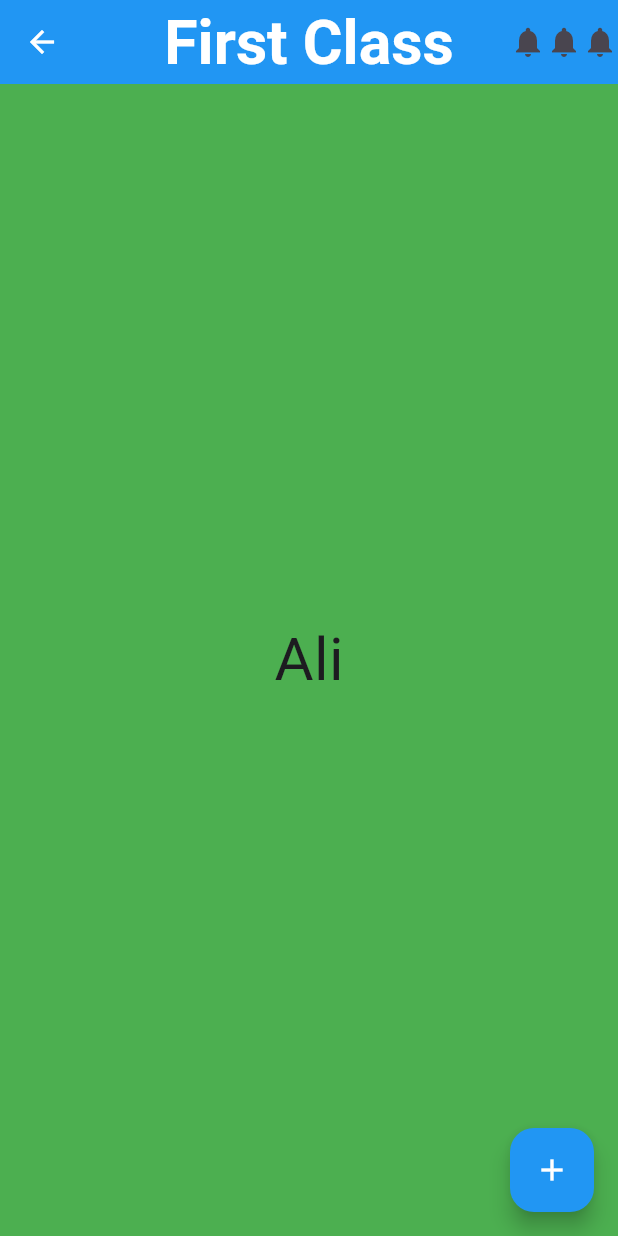
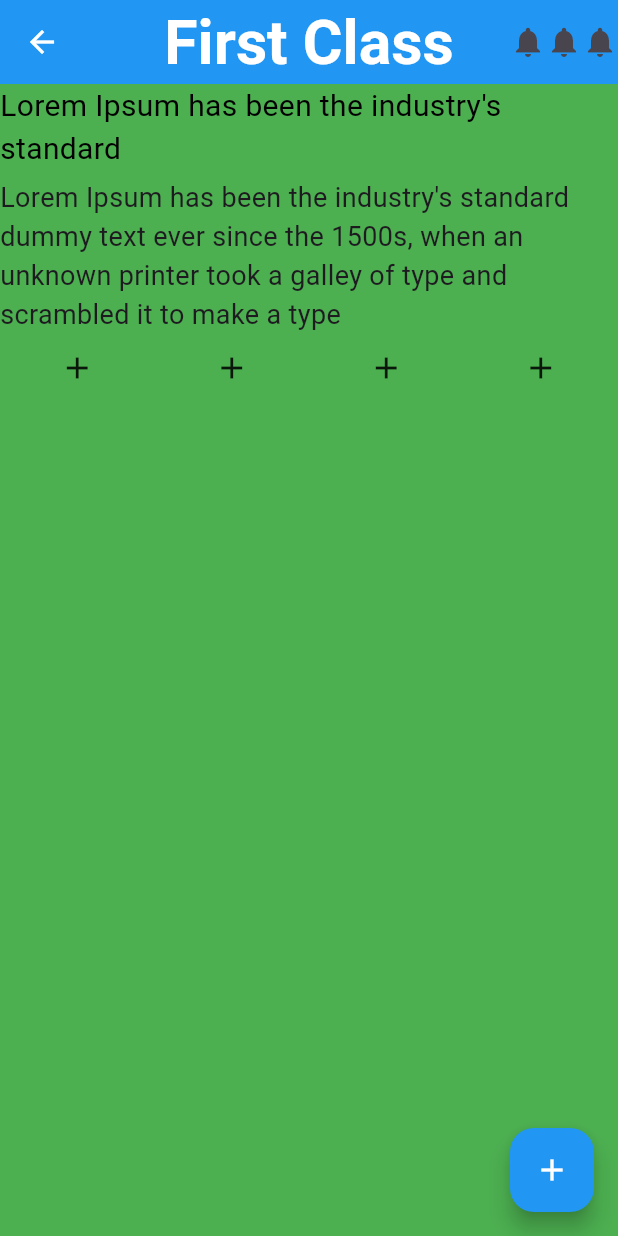
Before and after one commit to MuhammadAliKust/Flutter-B13, a Flutter app: the screen it shows after launch, after a tap on the "add" icon, on a phone screen of 412 x 824 dp. Run offline on Flutter 3.47's test engine with Material 3 defaults, Android fonts, the phone set to English and light mode, and no system bars.

Commit message:
Nested Row/Column Done

```diff
--- a/lib/main.dart
+++ b/lib/main.dart
@@ -1,7 +1,7 @@
 import 'package:flutter/material.dart';
 
 void main() {
-  runApp(MyApp());
+  runApp(const MyApp());
 }
 
 class MyApp extends StatelessWidget {
@@ -14,7 +14,7 @@ class MyApp extends StatelessWidget {
         backgroundColor: Colors.green,
         appBar: AppBar(
           backgroundColor: Colors.blue,
-          title: Text(
+          title: const Text(
             "First Class",
             style: TextStyle(
                 fontSize: 40.5,
@@ -22,25 +22,46 @@ class MyApp extends StatelessWidget {
                 fontWeight: FontWeight.bold),
           ),
           centerTitle: true,
-          leading: Icon(
+          leading: const Icon(
             Icons.arrow_back,
             color: Colors.white,
           ),
           actions: [
-            Icon(Icons.notifications),
-            Icon(Icons.notifications),
-            Icon(Icons.notifications),
+            const Icon(Icons.notifications),
+            const Icon(Icons.notifications),
+            const Icon(Icons.notifications),
           ],
         ),
-        body: Center(
-          child: Text(
-            "Ali",
-            style: TextStyle(fontSize: 40),
-          ),
+        body: const Column(
+          children: [
+            Text(
+              "Lorem Ipsum has been the industry's standard ",
+              style: TextStyle(fontSize: 20, color: Colors.black),
+            ),
+            SizedBox(
+              height: 5,
+            ),
+            Text(
+              "Lorem Ipsum has been the industry's standard dummy text ever since the 1500s, when an unknown printer took a galley of type and scrambled it to make a type ",
+              style: TextStyle(fontSize: 18),
+            ),
+            SizedBox(
+              height: 10,
+            ),
+            Row(
+              mainAxisAlignment: MainAxisAlignment.spaceAround,
+              children: [
+                Icon(Icons.add),
+                Icon(Icons.add),
+                Icon(Icons.add),
+                Icon(Icons.add),
+              ],
+            )
+          ],
         ),
         floatingActionButton: FloatingActionButton(
           onPressed: () {},
-          child: Icon(
+          child: const Icon(
             Icons.add,
             color: Colors.white,
           ),
```
